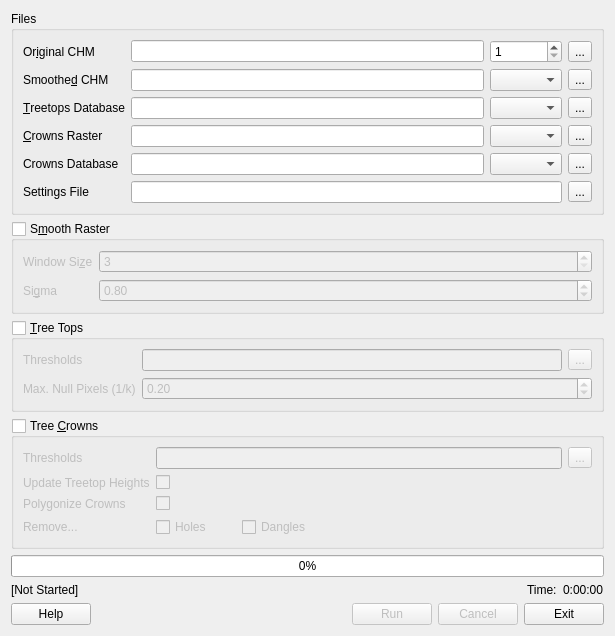
rskelly/treetops, file src/treetops.ui: the form before one commit.
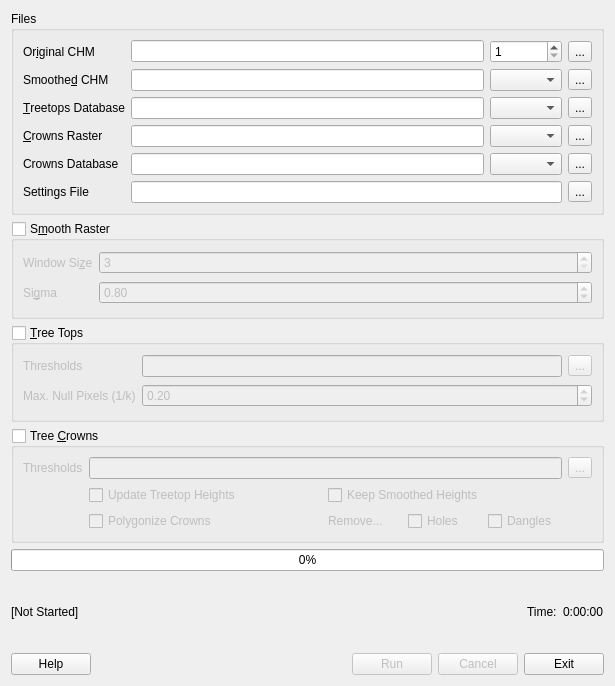
The form after the commit.

Commit message: Ading "keep smoothed" feature.

What changed in the file:
```diff
--- a/src/treetops.ui
+++ b/src/treetops.ui
@@ -7,7 +7,7 @@
     <x>0</x>
     <y>0</y>
     <width>615</width>
-    <height>576</height>
+    <height>686</height>
    </rect>
   </property>
   <property name="sizePolicy">
@@ -442,81 +442,7 @@
      <layout class="QHBoxLayout" name="horizontalLayout_3">
       <item>
        <layout class="QGridLayout" name="crownsGrid">
-        <item row="2" column="0" colspan="2">
-         <widget class="QLabel" name="label_5">
-          <property name="text">
-           <string>Polygonize Crowns</string>
-          </property>
-         </widget>
-        </item>
-        <item row="1" column="0" colspan="2">
-         <widget class="QLabel" name="label_4">
-          <property name="sizePolicy">
-           <sizepolicy hsizetype="Fixed" vsizetype="Preferred">
-            <horstretch>0</horstretch>
-            <verstretch>0</verstretch>
-           </sizepolicy>
-          </property>
-          <property name="text">
-           <string>Update Treetop Heights</string>
-          </property>
-         </widget>
-        </item>
-        <item row="0" column="7">
-         <widget class="QToolButton" name="btnCrownsThresholds">
-          <property name="text">
-           <string>...</string>
-          </property>
-         </widget>
-        </item>
-        <item row="0" column="2" colspan="5">
-         <widget class="QLineEdit" name="txtCrownsThresholds">
-          <property name="sizePolicy">
-           <sizepolicy hsizetype="Expanding" vsizetype="Fixed">
-            <horstretch>1</horstretch>
-            <verstretch>0</verstretch>
-           </sizepolicy>
-          </property>
-         </widget>
-        </item>
-        <item row="0" column="0" colspan="2">
-         <widget class="QLabel" name="label_7">
-          <property name="sizePolicy">
-           <sizepolicy hsizetype="Fixed" vsizetype="Preferred">
-            <horstretch>0</horstretch>
-            <verstretch>0</verstretch>
-           </sizepolicy>
-          </property>
-          <property name="text">
-           <string>Thresholds</string>
-          </property>
-         </widget>
-        </item>
-        <item row="3" column="0" colspan="2">
-         <widget class="QLabel" name="lblCrownsRemove">
-          <property name="text">
-           <string>Remove...</string>
-          </property>
-         </widget>
-        </item>
-        <item row="3" column="2">
-         <widget class="QCheckBox" name="chkCrownsRemoveHoles">
-          <property name="enabled">
-           <bool>false</bool>
-          </property>
-          <property name="text">
-           <string>Holes</string>
-          </property>
-         </widget>
-        </item>
-        <item row="1" column="2" colspan="6">
-         <widget class="QCheckBox" name="chkCrownsUpdateHeights">
-          <property name="text">
-           <string/>
-          </property>
-         </widget>
-        </item>
-        <item row="2" column="2" colspan="6">
+        <item row="3" column="1" colspan="3">
          <widget class="QCheckBox" name="chkCrownsDoDatabase">
           <property name="sizePolicy">
            <sizepolicy hsizetype="Minimum" vsizetype="Fixed">
@@ -534,11 +460,18 @@
            <enum>Qt::LeftToRight</enum>
           </property>
           <property name="text">
-           <string/>
+           <string>Polygonize Crowns</string>
           </property>
          </widget>
         </item>
-        <item row="3" column="3" colspan="5">
+        <item row="3" column="4">
+         <widget class="QLabel" name="lblCrownsRemove">
+          <property name="text">
+           <string>Remove...</string>
+          </property>
+         </widget>
+        </item>
+        <item row="3" column="6">
          <widget class="QCheckBox" name="chkCrownsRemoveDangles">
           <property name="enabled">
            <bool>false</bool>
@@ -548,6 +481,60 @@
           </property>
          </widget>
         </item>
+        <item row="3" column="5">
+         <widget class="QCheckBox" name="chkCrownsRemoveHoles">
+          <property name="enabled">
+           <bool>false</bool>
+          </property>
+          <property name="text">
+           <string>Holes</string>
+          </property>
+         </widget>
+        </item>
+        <item row="1" column="1" colspan="6">
+         <widget class="QLineEdit" name="txtCrownsThresholds">
+          <property name="sizePolicy">
+           <sizepolicy hsizetype="Expanding" vsizetype="Fixed">
+            <horstretch>1</horstretch>
+            <verstretch>0</verstretch>
+           </sizepolicy>
+          </property>
+         </widget>
+        </item>
+        <item row="1" column="7">
+         <widget class="QToolButton" name="btnCrownsThresholds">
+          <property name="text">
+           <string>...</string>
+          </property>
+         </widget>
+        </item>
+        <item row="2" column="1" colspan="3">
+         <widget class="QCheckBox" name="chkCrownsUpdateHeights">
+          <property name="text">
+           <string>Update Treetop Heights</string>
+          </property>
+         </widget>
+        </item>
+        <item row="2" column="4" colspan="3">
+         <widget class="QCheckBox" name="chkCrownsKeepSmoothed">
+          <property name="text">
+           <string>Keep Smoothed Heights</string>
+          </property>
+         </widget>
+        </item>
+        <item row="1" column="0">
+         <widget class="QLabel" name="label_7">
+          <property name="sizePolicy">
+           <sizepolicy hsizetype="Fixed" vsizetype="Preferred">
+            <horstretch>0</horstretch>
+            <verstretch>0</verstretch>
+           </sizepolicy>
+          </property>
+          <property name="text">
+           <string>Thresholds</string>
+          </property>
+         </widget>
+        </item>
        </layout>
       </item>
      </layout>
```
Left out of the diff: 4 changed lines with no effect on the pictures. The commit also changes 2 other files.
